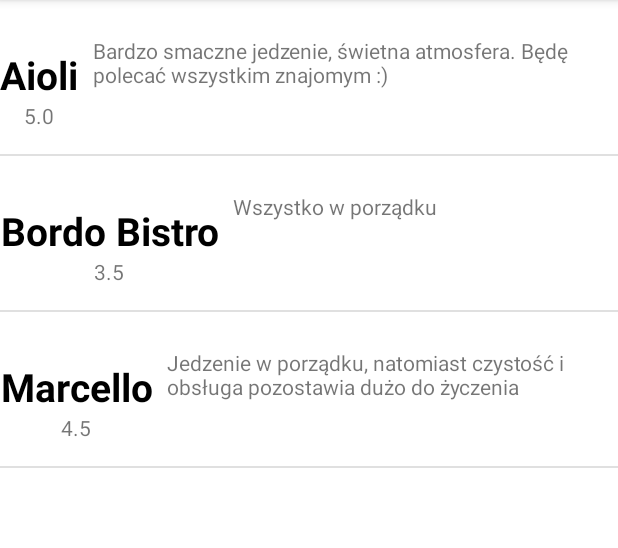
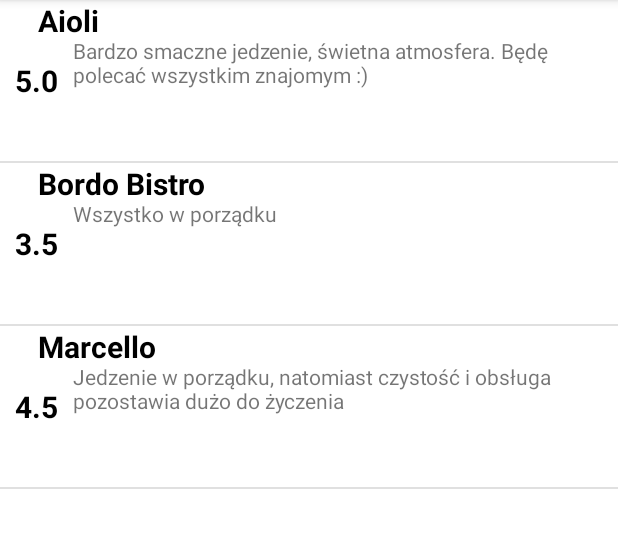
Before and after one commit to kowalczyk-j/maps-lunch-app, an Android app: the MyReviewsActivity screen opened directly, with no data from a screen before it, on a phone screen of 412 x 824 dp, the part 84-632 px from its top. Run offline under Robolectric (Android 15) with nearby library versions, the phone set to English and light mode, and no system bars.

Commit message:
Change review list item

```diff
--- a/app/src/main/java/pw/pap22z/bulionapp/ui/restaurant/WriteReview.kt
+++ b/app/src/main/java/pw/pap22z/bulionapp/ui/restaurant/WriteReview.kt
@@ -33,7 +33,7 @@ class WriteReview : AppCompatActivity() {
         val addBtn: Button = findViewById<Button>(R.id.add)
 
         addBtn.setOnClickListener{
-            Toast.makeText(this, "Dodano recenzję ${rating}", Toast.LENGTH_SHORT).show()
+            Toast.makeText(this, "Dodano recenzję", Toast.LENGTH_SHORT).show()
             println(rating)
             println(reviewBody)
             finish()
--- a/app/src/main/res/layout/review_list_item.xml
+++ b/app/src/main/res/layout/review_list_item.xml
@@ -6,38 +6,35 @@
 
     <RelativeLayout
         android:layout_width="match_parent"
-        android:layout_height="wrap_content"
-        android:layout_marginTop="16dp">
+        android:layout_height="wrap_content">
+
+        <TextView
+            android:id="@+id/restaurantName"
+            android:layout_width="match_parent"
+            android:layout_height="wrap_content"
+            android:text="Aioli"
+            android:layout_marginStart="25dp"
+            android:textStyle="bold"
+            android:textSize="20sp"
+            android:textColor="@color/black"/>
 
         <LinearLayout
             android:layout_width="wrap_content"
             android:layout_height="wrap_content"
-            android:orientation="horizontal">
+            android:orientation="horizontal"
+            android:layout_marginHorizontal="10dp"
+            android:layout_marginVertical="10dp">
 
-            <LinearLayout
+            <TextView
+                android:id="@+id/rating"
                 android:layout_width="wrap_content"
                 android:layout_height="wrap_content"
-                android:layout_marginVertical="16dp"
-                android:orientation="vertical">
-
-                <TextView
-                    android:id="@+id/restaurantName"
-                    android:layout_width="wrap_content"
-                    android:layout_height="wrap_content"
-                    android:text="Aioli"
-                    android:textAlignment="center"
-                    android:textColor="@color/black"
-                    android:textSize="26sp"
-                    android:textStyle="bold" />
-
-                <TextView
-                    android:id="@+id/rating"
-                    android:layout_width="match_parent"
-                    android:layout_height="wrap_content"
-                    android:textAlignment="center"
-                    android:text="5.0" />
-
-            </LinearLayout>
+                android:text="5.0"
+                android:textAlignment="center"
+                android:textColor="@color/black"
+                android:textSize="20sp"
+                android:layout_marginVertical="30dp"
+                android:textStyle="bold" />
 
             <TextView
                 android:id="@+id/reviewBody"
@@ -45,7 +42,7 @@
                 android:layout_height="wrap_content"
                 android:layout_marginHorizontal="10dp"
                 android:layout_marginVertical="@dimen/cast_libraries_material_featurehighlight_center_horizontal_offset"
-                android:text="Bardzo smaczne jedzenie, świetna atmosfera! Na pewno będę wracać :)"/>
+                android:text="Bardzo smaczne jedzenie, świetna atmosfera! Na pewno będę wracać :)Bardzo smaczne jedzenie, świetna atmosfera! Na pewno będę wracać :)Bardzo smaczne jedzenie, świetna atmosfera! Na pewno będę wracać :)"/>
 
         </LinearLayout>
 
```
